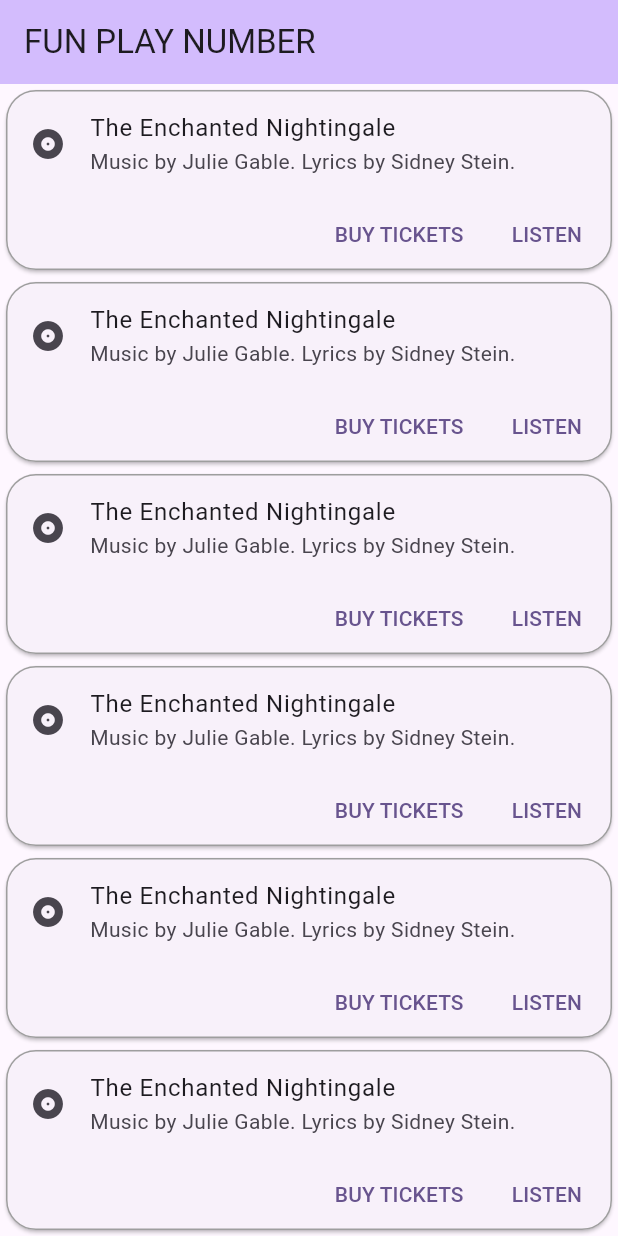
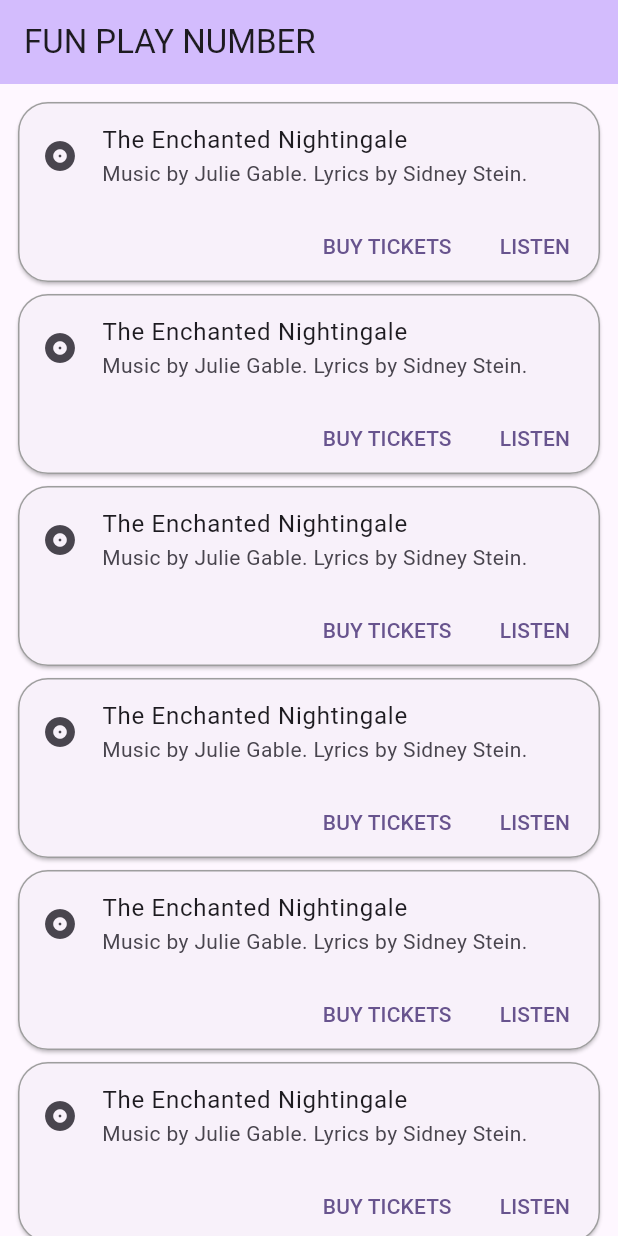
Before and after one commit to joejoejar/multikid, a Flutter app: the screen it shows after launch, on a phone screen of 412 x 824 dp. Run offline on Flutter 3.47's test engine with Material 2 defaults, Android fonts, the light colour scheme and no system bars.

Commit message:
Update main.dart
change Listview model

```diff
--- a/lib/main.dart
+++ b/lib/main.dart
@@ -55,8 +55,6 @@ class MyHomePage extends StatefulWidget {
 }
 
 class _MyHomePageState extends State<MyHomePage> {
-
-
   @override
   Widget build(BuildContext context) {
     // This method is rerun every time setState is called, for instance as done
@@ -75,9 +73,11 @@ class _MyHomePageState extends State<MyHomePage> {
           // the App.build method, and use it to set our appbar title.
           title: Text(widget.title),
         ),
-
-      body: const Column(
-          children: <Widget>[
+        body: ListView(
+          padding: const EdgeInsets.all(8),
+          children: const <Widget>[
+            CardExample(),
+            CardExample(),
             CardExample(),
             CardExample(),
             CardExample(),
@@ -85,16 +85,12 @@ class _MyHomePageState extends State<MyHomePage> {
             CardExample(),
             CardExample(),
           ],
+        )
 
-
-
-
-      ),
         // This trailing comma makes auto-formatting nicer for build methods.
         );
   }
 }
-
 
 class CardExample extends StatelessWidget {
   const CardExample({super.key});
@@ -137,5 +133,4 @@ class CardExample extends StatelessWidget {
       ),
     );
   }
-
 }
```
Lines whose indentation alone changed are shown as unchanged.
